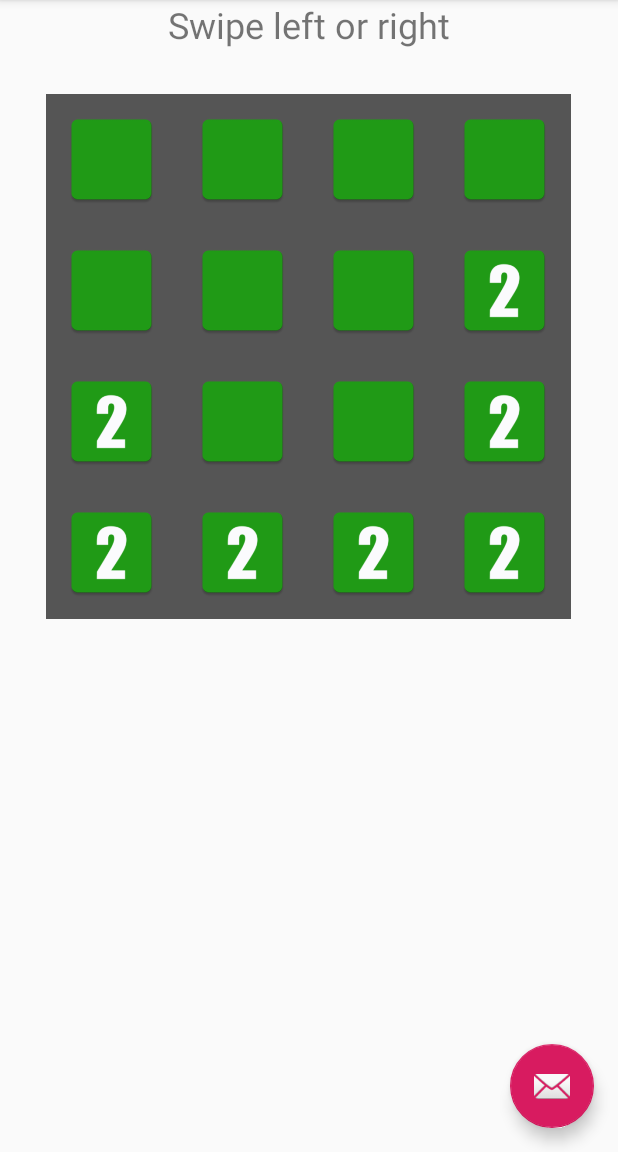
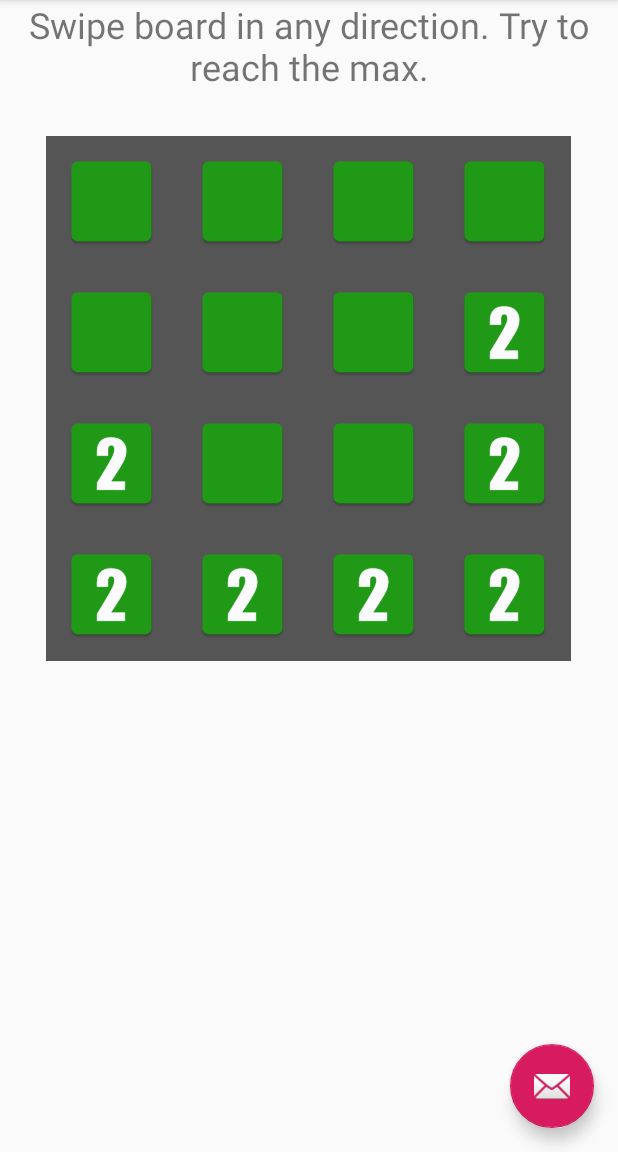
Before and after one commit to mannym1223/PuzzleBlast, an Android app: the screen it shows after launch (MainActivity), on a phone screen of 412 x 824 dp, the part 84-1236 px from its top. Run offline under Robolectric (Android 15) with nearby library versions, the phone set to English and light mode, and no system bars.

Commit message:
updated textview

```diff
--- a/src/main/res/layout/content_main.xml
+++ b/src/main/res/layout/content_main.xml
@@ -13,7 +13,7 @@
         android:id="@+id/textView"
         android:layout_width="match_parent"
         android:layout_height="wrap_content"
-        android:text="Swipe left or right"
+        android:text="Swipe board in any direction. Try to reach the max."
         android:textAlignment="center"
         android:textSize="24sp" />
 
```
